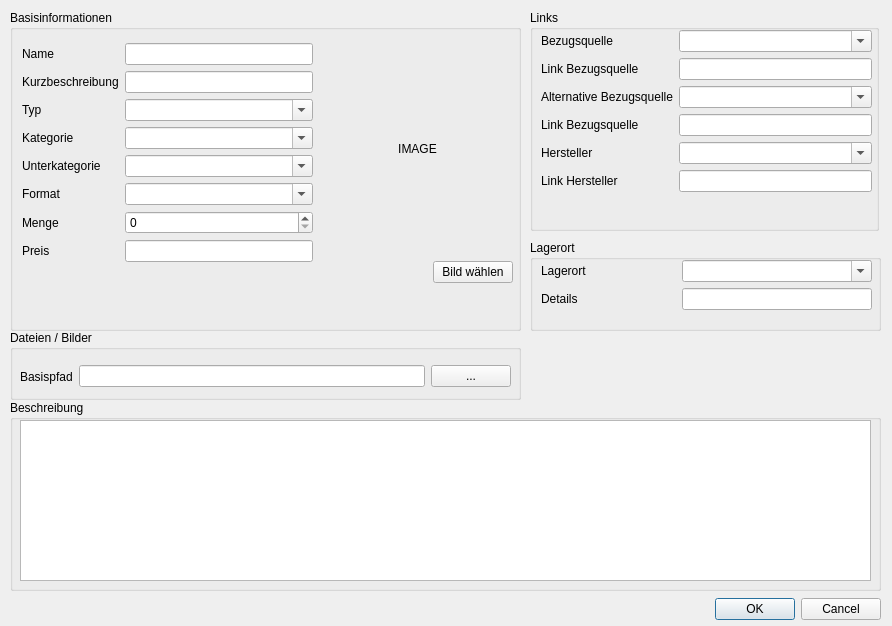
The window that src/newpartdialog.ui (oddscured/Partorium) describes before a commit, drawn with Qt 5.
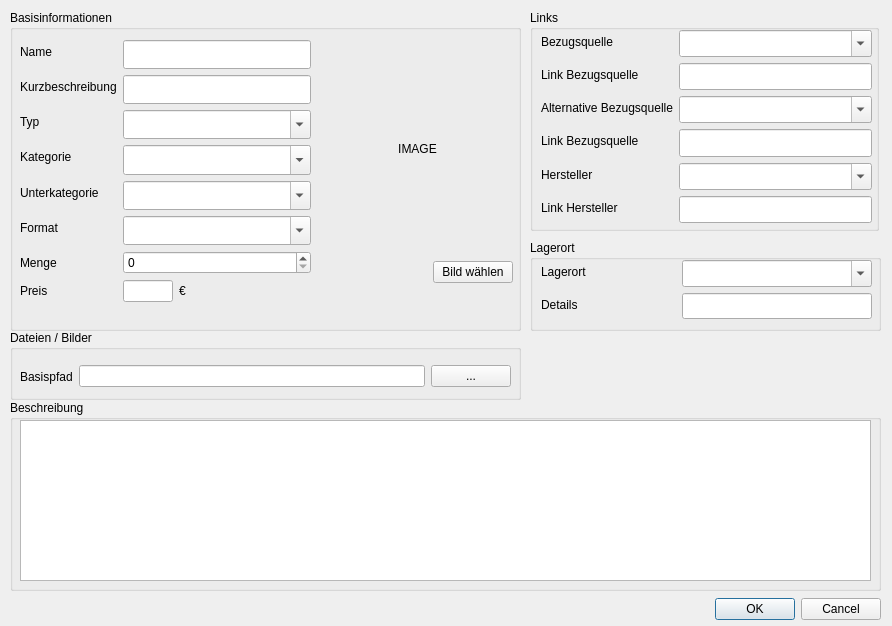
The same window after the commit.

```diff
--- a/src/newpartdialog.ui
+++ b/src/newpartdialog.ui
@@ -93,13 +93,13 @@
      </item>
     </layout>
    </widget>
-   <widget class="QWidget" name="layoutWidget">
+   <widget class="QWidget" name="">
     <property name="geometry">
      <rect>
-      <x>12</x>
-      <y>33</y>
+      <x>10</x>
+      <y>30</y>
       <width>291</width>
-      <height>260</height>
+      <height>262</height>
      </rect>
     </property>
     <layout class="QFormLayout" name="formLayout_2">
@@ -117,7 +117,14 @@
       </widget>
      </item>
      <item row="0" column="1">
-      <widget class="QLineEdit" name="edt_PartName"/>
+      <widget class="QLineEdit" name="edt_PartName">
+       <property name="sizePolicy">
+        <sizepolicy hsizetype="Expanding" vsizetype="Expanding">
+         <horstretch>0</horstretch>
+         <verstretch>0</verstretch>
+        </sizepolicy>
+       </property>
+      </widget>
      </item>
      <item row="1" column="0">
       <widget class="QLabel" name="lbl_ShortDescription">
@@ -127,7 +134,14 @@
       </widget>
      </item>
      <item row="1" column="1">
-      <widget class="QLineEdit" name="edt_ShortDescription"/>
+      <widget class="QLineEdit" name="edt_ShortDescription">
+       <property name="sizePolicy">
+        <sizepolicy hsizetype="Expanding" vsizetype="Expanding">
+         <horstretch>0</horstretch>
+         <verstretch>0</verstretch>
+        </sizepolicy>
+       </property>
+      </widget>
      </item>
      <item row="2" column="0">
       <widget class="QLabel" name="lbl_Type">
@@ -138,6 +152,18 @@
      </item>
      <item row="2" column="1">
       <widget class="QComboBox" name="cbb_Type">
+       <property name="sizePolicy">
+        <sizepolicy hsizetype="Expanding" vsizetype="Expanding">
+         <horstretch>0</horstretch>
+         <verstretch>0</verstretch>
+        </sizepolicy>
+       </property>
+       <property name="minimumSize">
+        <size>
+         <width>120</width>
+         <height>0</height>
+        </size>
+       </property>
        <property name="editable">
         <bool>true</bool>
        </property>
@@ -152,6 +178,12 @@
      </item>
      <item row="3" column="1">
       <widget class="QComboBox" name="cbb_Category">
+       <property name="sizePolicy">
+        <sizepolicy hsizetype="Expanding" vsizetype="Expanding">
+         <horstretch>0</horstretch>
+         <verstretch>0</verstretch>
+        </sizepolicy>
+       </property>
        <property name="editable">
         <bool>true</bool>
        </property>
@@ -166,6 +198,12 @@
      </item>
      <item row="4" column="1">
       <widget class="QComboBox" name="cbb_SubCategory">
+       <property name="sizePolicy">
+        <sizepolicy hsizetype="Expanding" vsizetype="Expanding">
+         <horstretch>0</horstretch>
+         <verstretch>0</verstretch>
+        </sizepolicy>
+       </property>
        <property name="editable">
         <bool>true</bool>
        </property>
@@ -180,6 +218,12 @@
      </item>
      <item row="5" column="1">
       <widget class="QComboBox" name="cbb_Format">
+       <property name="sizePolicy">
+        <sizepolicy hsizetype="Expanding" vsizetype="Expanding">
+         <horstretch>0</horstretch>
+         <verstretch>0</verstretch>
+        </sizepolicy>
+       </property>
        <property name="editable">
         <bool>true</bool>
        </property>
@@ -194,6 +238,12 @@
      </item>
      <item row="6" column="1">
       <widget class="QSpinBox" name="spb_Quantity">
+       <property name="sizePolicy">
+        <sizepolicy hsizetype="Minimum" vsizetype="Fixed">
+         <horstretch>0</horstretch>
+         <verstretch>0</verstretch>
+        </sizepolicy>
+       </property>
        <property name="minimumSize">
         <size>
          <width>50</width>
@@ -213,7 +263,34 @@
       </widget>
      </item>
      <item row="7" column="1">
-      <widget class="QLineEdit" name="edt_Price"/>
+      <layout class="QHBoxLayout" name="horizontalLayout_3">
+       <item>
+        <widget class="QLineEdit" name="edt_Price">
+         <property name="sizePolicy">
+          <sizepolicy hsizetype="Fixed" vsizetype="Fixed">
+           <horstretch>0</horstretch>
+           <verstretch>0</verstretch>
+          </sizepolicy>
+         </property>
+         <property name="maximumSize">
+          <size>
+           <width>50</width>
+           <height>16777215</height>
+          </size>
+         </property>
+        </widget>
+       </item>
+       <item>
+        <widget class="QLabel" name="label">
+         <property name="text">
+          <string>€</string>
+         </property>
+         <property name="alignment">
+          <set>Qt::AlignmentFlag::AlignLeading|Qt::AlignmentFlag::AlignLeft|Qt::AlignmentFlag::AlignVCenter</set>
+         </property>
+        </widget>
+       </item>
+      </layout>
      </item>
     </layout>
    </widget>
@@ -255,6 +332,12 @@
      </item>
      <item row="0" column="1">
       <widget class="QComboBox" name="cbb_Source">
+       <property name="sizePolicy">
+        <sizepolicy hsizetype="Expanding" vsizetype="Expanding">
+         <horstretch>0</horstretch>
+         <verstretch>0</verstretch>
+        </sizepolicy>
+       </property>
        <property name="editable">
         <bool>true</bool>
        </property>
@@ -268,7 +351,14 @@
       </widget>
      </item>
      <item row="1" column="1">
-      <widget class="QLineEdit" name="edt_SourceLink"/>
+      <widget class="QLineEdit" name="edt_SourceLink">
+       <property name="sizePolicy">
+        <sizepolicy hsizetype="Expanding" vsizetype="Expanding">
+         <horstretch>0</horstretch>
+         <verstretch>0</verstretch>
+        </sizepolicy>
+       </property>
+      </widget>
      </item>
      <item row="2" column="0">
       <widget class="QLabel" name="lbl_AlternativeSource">
@@ -279,6 +369,12 @@
      </item>
      <item row="2" column="1">
       <widget class="QComboBox" name="cbb_AlternativeSource">
+       <property name="sizePolicy">
+        <sizepolicy hsizetype="Expanding" vsizetype="Expanding">
+         <horstretch>0</horstretch>
+         <verstretch>0</verstretch>
+        </sizepolicy>
+       </property>
        <property name="editable">
         <bool>true</bool>
        </property>
@@ -292,7 +388,14 @@
       </widget>
      </item>
      <item row="3" column="1">
-      <widget class="QLineEdit" name="edt_AlternativeSourceLink"/>
+      <widget class="QLineEdit" name="edt_AlternativeSourceLink">
+       <property name="sizePolicy">
+        <sizepolicy hsizetype="Expanding" vsizetype="Expanding">
+         <horstretch>0</horstretch>
+         <verstretch>0</verstretch>
+        </sizepolicy>
+       </property>
+      </widget>
      </item>
      <item row="4" column="0">
       <widget class="QLabel" name="lbl_Manufacturer">
@@ -303,6 +406,12 @@
      </item>
      <item row="4" column="1">
       <widget class="QComboBox" name="cbb_Manufacturer">
+       <property name="sizePolicy">
+        <sizepolicy hsizetype="Expanding" vsizetype="Expanding">
+         <horstretch>0</horstretch>
+         <verstretch>0</verstretch>
+        </sizepolicy>
+       </property>
        <property name="editable">
         <bool>true</bool>
        </property>
@@ -316,7 +425,14 @@
       </widget>
      </item>
      <item row="5" column="1">
-      <widget class="QLineEdit" name="edt_ManufacturerLink"/>
+      <widget class="QLineEdit" name="edt_ManufacturerLink">
+       <property name="sizePolicy">
+        <sizepolicy hsizetype="Expanding" vsizetype="Expanding">
+         <horstretch>0</horstretch>
+         <verstretch>0</verstretch>
+        </sizepolicy>
+       </property>
+      </widget>
      </item>
     </layout>
    </widget>
@@ -381,6 +497,12 @@
      </item>
      <item row="0" column="1">
       <widget class="QComboBox" name="cbb_StorageLocation">
+       <property name="sizePolicy">
+        <sizepolicy hsizetype="Preferred" vsizetype="Expanding">
+         <horstretch>0</horstretch>
+         <verstretch>0</verstretch>
+        </sizepolicy>
+       </property>
        <property name="editable">
         <bool>true</bool>
        </property>
@@ -394,7 +516,14 @@
       </widget>
      </item>
      <item row="1" column="1">
-      <widget class="QLineEdit" name="edt_StorageLocationDetails"/>
+      <widget class="QLineEdit" name="edt_StorageLocationDetails">
+       <property name="sizePolicy">
+        <sizepolicy hsizetype="Expanding" vsizetype="Expanding">
+         <horstretch>0</horstretch>
+         <verstretch>0</verstretch>
+        </sizepolicy>
+       </property>
+      </widget>
      </item>
     </layout>
    </widget>
```
